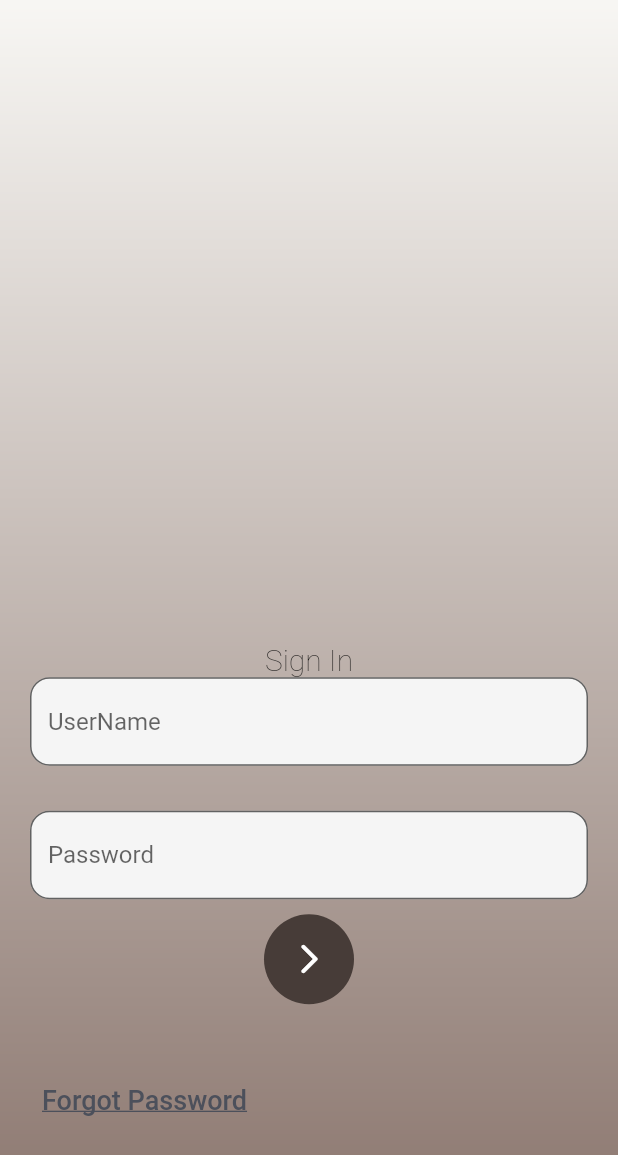
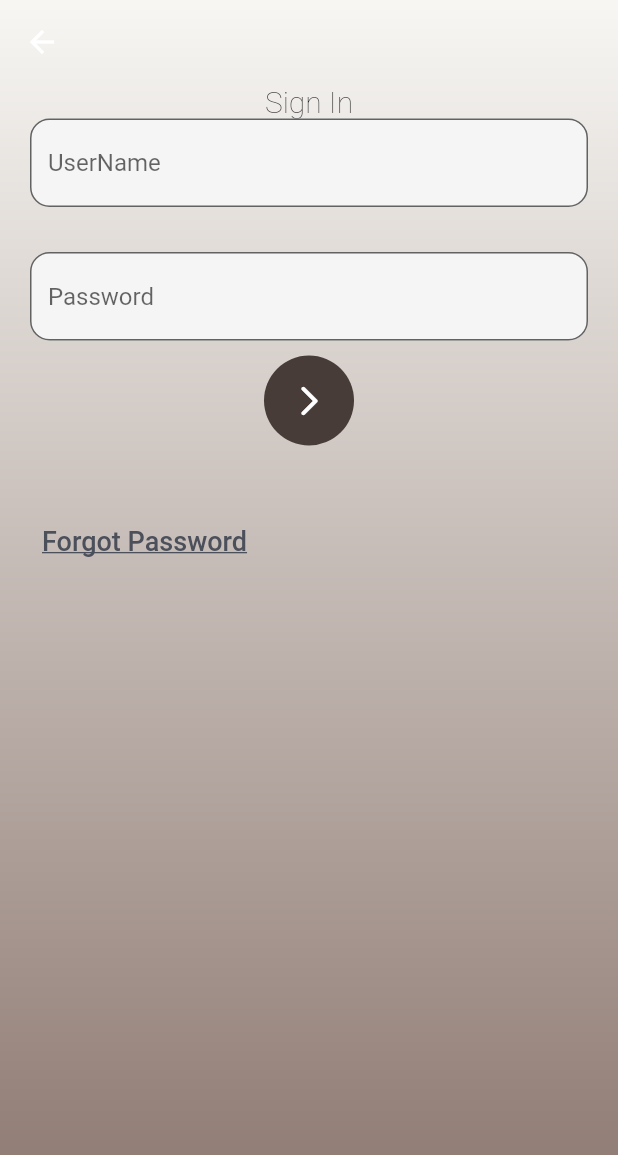
Before and after one commit to koolsirr/Paisa-The-mobile-wallet, a Flutter app: the screen it shows after launch, after a tap on "Login", on a phone screen of 412 x 824 dp. Shown: the top 1155 px of the screen. Run offline on Flutter 3.47's test engine with Material 2 defaults, Android fonts, the phone set to English and light mode, and no system bars.

Commit message:
added back button and changed the color

```diff
--- a/lib/Screens/LoginScreen.dart
+++ b/lib/Screens/LoginScreen.dart
@@ -18,12 +18,15 @@ class _LoginScreenState extends State<LoginScreen> {
       ),
       child: Scaffold(
         backgroundColor: Colors.transparent,
+        appBar: AppBar(
+          backgroundColor: Colors.transparent,
+          elevation: 0,
+        ),
         body: Stack(
           children:[
             SingleChildScrollView(
               child: Container(
-                  padding: EdgeInsets.only(
-                      top: MediaQuery.of(context).size.height*0.52,
+                  padding: const EdgeInsets.only(
                       left: 20,
                       right: 20
                   ),
--- a/lib/Screens/WelcomeScreen.dart
+++ b/lib/Screens/WelcomeScreen.dart
@@ -36,7 +36,7 @@ class _WelcomeScreenState extends State<WelcomeScreen> {
                     MaterialButton(
                       height: 80,
                       minWidth: double.infinity,
-                      color: const Color(0xFF1E232C),
+                      color: const Color(0xFF473C38),
                       shape: RoundedRectangleBorder(
                         borderRadius: BorderRadius.circular(8),
                       ),
@@ -58,7 +58,7 @@ class _WelcomeScreenState extends State<WelcomeScreen> {
                     MaterialButton(
                       height: 80,
                       minWidth:double.infinity,
-                      color: const Color(0xFF1E232C),
+                      color: const Color(0xFF473C38),
                       shape: RoundedRectangleBorder(
                         borderRadius: BorderRadius.circular(8),
                       ),
```
